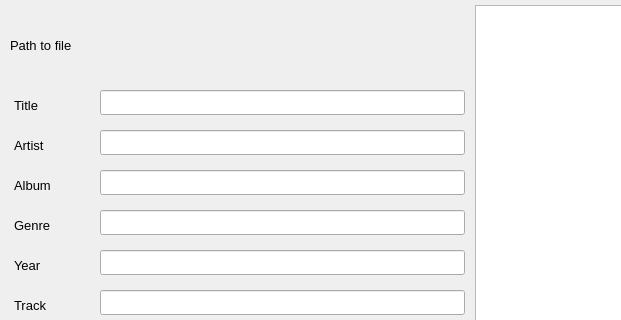
Before: the Qt Designer form app/src/mainwindow.ui in ailchuk/utag, drawn with Qt 5; both pictures show x 0 to 621 and y 0 to 320 of the 800 by 415 pixel window.
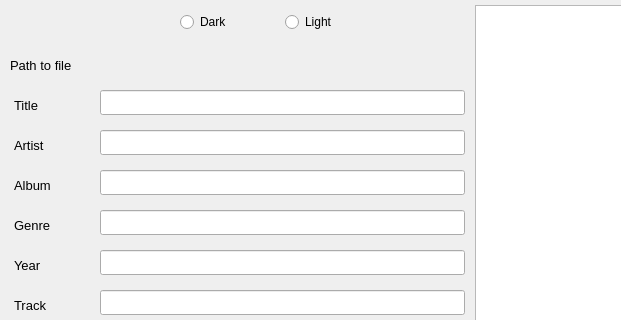
After: the same form once the commit is applied.

Patch:
```diff
--- a/app/src/mainwindow.ui
+++ b/app/src/mainwindow.ui
@@ -12,7 +12,7 @@
   </property>
   <property name="minimumSize">
    <size>
-    <width>800</width>
+    <width>0</width>
     <height>415</height>
    </size>
   </property>
@@ -192,8 +192,8 @@
     <property name="geometry">
      <rect>
       <x>10</x>
-      <y>30</y>
-      <width>91</width>
+      <y>50</y>
+      <width>81</width>
       <height>30</height>
      </rect>
     </property>
@@ -279,9 +279,9 @@
    <widget class="QLabel" name="m_full_path_to_file_l">
     <property name="geometry">
      <rect>
-      <x>110</x>
-      <y>30</y>
-      <width>351</width>
+      <x>90</x>
+      <y>50</y>
+      <width>381</width>
       <height>30</height>
      </rect>
     </property>
@@ -295,6 +295,32 @@
      <string/>
     </property>
    </widget>
+   <widget class="QWidget" name="">
+    <property name="geometry">
+     <rect>
+      <x>180</x>
+      <y>10</y>
+      <width>203</width>
+      <height>24</height>
+     </rect>
+    </property>
+    <layout class="QHBoxLayout" name="horizontalLayout">
+     <item>
+      <widget class="QRadioButton" name="m_dark_b">
+       <property name="text">
+        <string>Dark</string>
+       </property>
+      </widget>
+     </item>
+     <item>
+      <widget class="QRadioButton" name="m_light_b">
+       <property name="text">
+        <string>Light</string>
+       </property>
+      </widget>
+     </item>
+    </layout>
+   </widget>
   </widget>
  </widget>
  <resources/>
```
